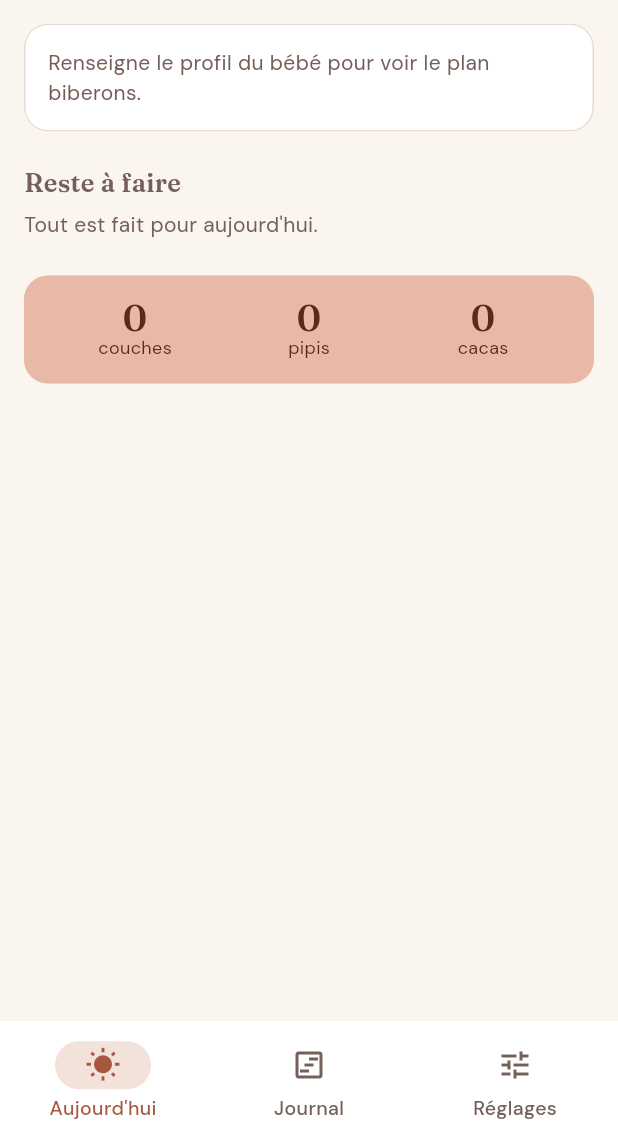
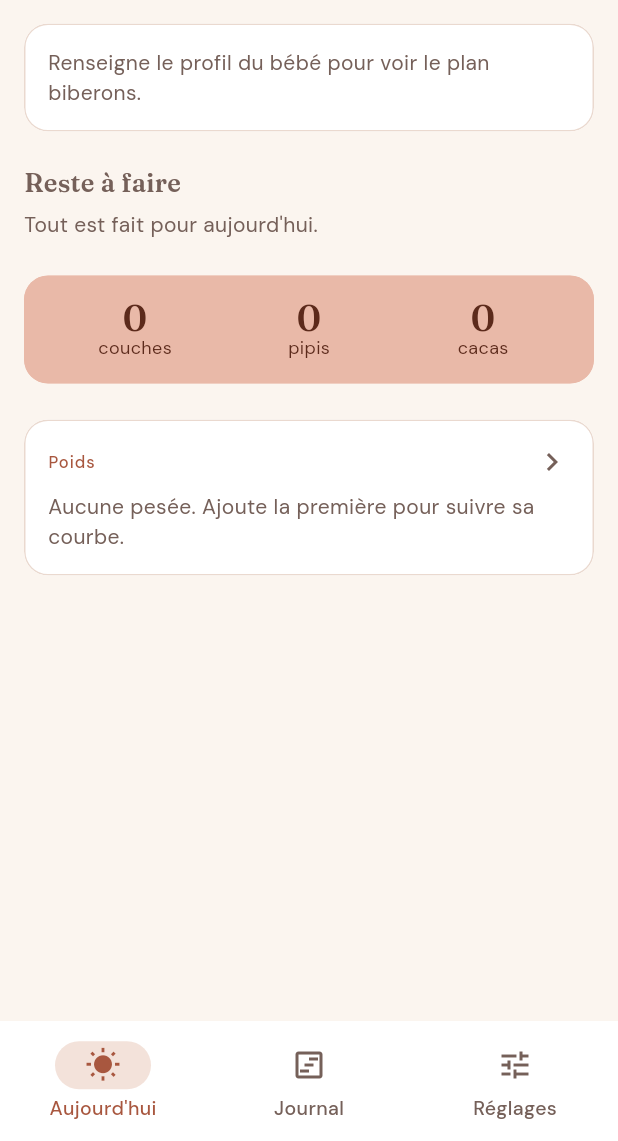
Before and after one commit to MaxenceMax/colette, a Flutter app: the DashboardPage screen opened by its route, on a phone screen of 412 x 824 dp, the part 95-1236 px from its top. Run offline on Flutter 3.47's test engine with Material 3 defaults, Android fonts, the phone set to English and light mode, and no system bars; our stand-ins replace cloud_firestore, connectivity_plus, firebase_auth, firebase_core, firebase_messaging, fl_chart and 7 more; accounts and stored records are empty; generated files the repository leaves out were written again; network calls fail.

Commit message:
feat: carte Poids sur l'écran d'accueil, ouvre la courbe
Co-Authored-By: Claude Opus 5.5 <noreply@anthropic.com>

```diff
--- a/lib/features/dashboard/presentation/pages/dashboard_page.dart
+++ b/lib/features/dashboard/presentation/pages/dashboard_page.dart
@@ -5,13 +5,14 @@ import 'package:colette/features/dashboard/presentation/widgets/dashboard_header
 import 'package:colette/features/dashboard/presentation/widgets/day_counters_row.dart';
 import 'package:colette/features/dashboard/presentation/widgets/next_bottle_card.dart';
 import 'package:colette/features/dashboard/presentation/widgets/todo_section.dart';
+import 'package:colette/features/dashboard/presentation/widgets/weight_card.dart';
 import 'package:colette/features/events/presentation/widgets/event_form_sheet.dart';
 import 'package:colette/l10n/generated/app_localizations.dart';
 import 'package:colette/shared/ui/widgets/section_header.dart';
 import 'package:flutter/material.dart';
 import 'package:flutter_riverpod/flutter_riverpod.dart';
 
-/// Onglet Aujourd'hui : âge, prochain biberon, reste à faire, compteurs.
+/// Onglet Aujourd'hui : âge, prochain biberon, reste à faire, compteurs, poids.
 class DashboardPage extends ConsumerStatefulWidget {
   const DashboardPage({super.key});
 
@@ -52,6 +53,8 @@ class _DashboardPageState extends ConsumerState<DashboardPage> {
             const TodoSection(),
             AppSpacing.lg.verticalSpace,
             const DayCountersRow(),
+            AppSpacing.lg.verticalSpace,
+            const WeightCard(),
             AppSpacing.xl.verticalSpace,
           ],
         ),
--- /dev/null
+++ b/lib/features/dashboard/presentation/widgets/weight_card.dart
@@ -0,0 +1,69 @@
+import 'package:colette/app/router/app_router.dart';
+import 'package:colette/core/theme/app_colors.dart';
+import 'package:colette/core/theme/design_tokens.dart';
+import 'package:colette/core/theme/text_styles.dart';
+import 'package:colette/features/baby/domain/entities/weight_entry.dart';
+import 'package:colette/features/baby/presentation/providers/baby_providers.dart';
+import 'package:colette/features/baby/presentation/widgets/weight_chart.dart';
+import 'package:colette/features/baby/presentation/widgets/weight_trend_summary.dart';
+import 'package:colette/l10n/generated/app_localizations.dart';
+import 'package:colette/shared/ui/widgets/colette_card_surface.dart';
+import 'package:flutter/material.dart';
+import 'package:flutter_riverpod/flutter_riverpod.dart';
+import 'package:go_router/go_router.dart';
+
+/// Carte « Poids » : dernière pesée, évolution et mini-courbe ; ouvre la courbe.
+class WeightCard extends ConsumerWidget {
+  const WeightCard({super.key});
+
+  @override
+  Widget build(BuildContext context, WidgetRef ref) {
+    final s = S.of(context);
+    final styles = Theme.of(context).coletteTextStyles;
+    final weights = ref.watch(weightsProvider).value ?? const <WeightEntry>[];
+    final trend = ref.watch(weightTrendProvider);
+    final secondary = context.appColor(AppColors.textSecondary);
+    return ColetteCardSurface(
+      onTap: () => context.push(AppRoutes.weights),
+      child: Column(
+        crossAxisAlignment: .start,
+        spacing: AppSpacing.sm.value,
+        children: [
+          Row(
+            children: [
+              Expanded(
+                child: Text(
+                  s.weightCardTitle,
+                  style: styles.overline.copyWith(
+                    color: context.appColor(AppColors.primary),
+                  ),
+                ),
+              ),
+              Icon(Icons.chevron_right, color: secondary),
+            ],
+          ),
+          switch (trend) {
+            null => Text(
+              s.weightCardEmpty,
+              style: styles.body.copyWith(color: secondary),
+            ),
+            final trend => Row(
+              crossAxisAlignment: .end,
+              spacing: AppSpacing.md.value,
+              children: [
+                Expanded(child: WeightTrendSummary(trend: trend)),
+                if (weights.length > 1)
+                  Expanded(
+                    child: SizedBox(
+                      height: AppSize.xxxl.value,
+                      child: WeightChart(weights: weights, compact: true),
+                    ),
+                  ),
+              ],
+            ),
+          },
+        ],
+      ),
+    );
+  }
+}
```
Also changed, not shown: 3 other files.
